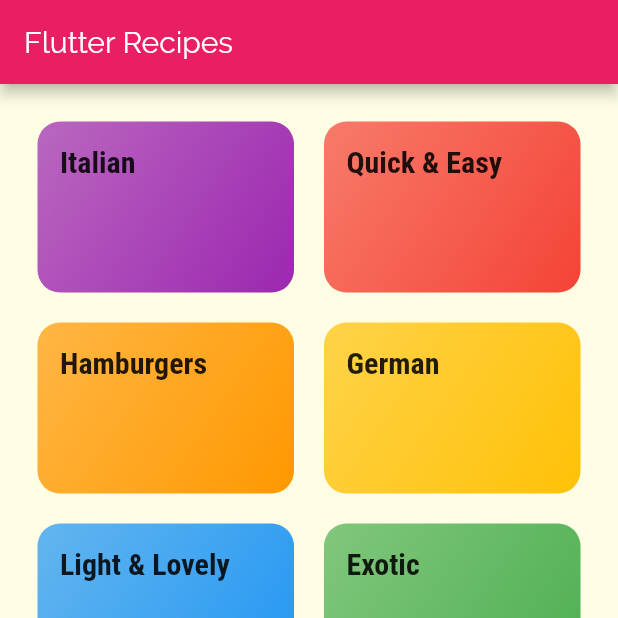
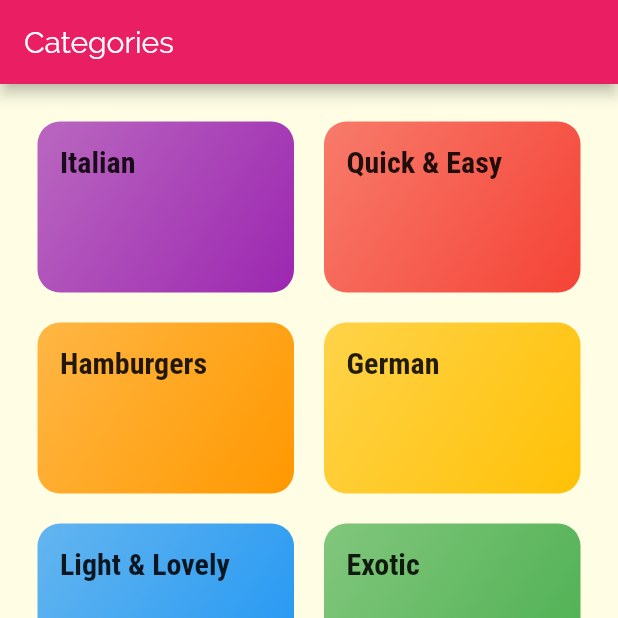
Before and after one commit to EYoung75/flutter_layout_app, a Flutter app: the screen it shows after launch, on a phone screen of 412 x 824 dp, the top half of it. Run offline on Flutter 3.47's test engine with Material 2 defaults, Android fonts, the phone set to English and light mode, and no system bars.

Commit message:
finished functionality for BottomNavigationBar widget to switch screens

```diff
--- a/lib/main.dart
+++ b/lib/main.dart
@@ -2,7 +2,6 @@ import 'package:flutter/material.dart';
 import 'package:flutter_complete_guide/screens/categoryMealsScreen.dart';
 import 'package:flutter_complete_guide/screens/mealDetailScreen.dart';
 
-import "./screens/categoriesScreen.dart";
 import "./screens/categoryMealsScreen.dart";
 import "./screens/mealDetailScreen.dart";
 import "./screens/tabsScreen.dart";
--- a/lib/screens/tabsScreen.dart
+++ b/lib/screens/tabsScreen.dart
@@ -9,9 +9,9 @@ class TabsScreen extends StatefulWidget {
 }
 
 class _TabsScreenState extends State<TabsScreen> {
-  final List<Widget> _pages = [
-    CategoriesScreen(),
-    FavoritesScreen(),
+  final List<Map<String, Object>> _pages = [
+    {"page" : CategoriesScreen(), "title": "Categories" },
+    {"page" : FavoritesScreen(), "title": "Favorites" },
   ];
 
   int _selectedPageIndex = 0;
@@ -26,9 +26,9 @@ class _TabsScreenState extends State<TabsScreen> {
   Widget build(BuildContext context) {
     return Scaffold(
       appBar: AppBar(
-        title: Text("Flutter Recipes"),
+        title: Text(_pages[_selectedPageIndex]["title"]),
       ),
-      body: _pages[_selectedPageIndex],
+      body: _pages[_selectedPageIndex]["page"],
       bottomNavigationBar: BottomNavigationBar(
         onTap: _selectPage,
         backgroundColor: Theme.of(context).primaryColor,
```
